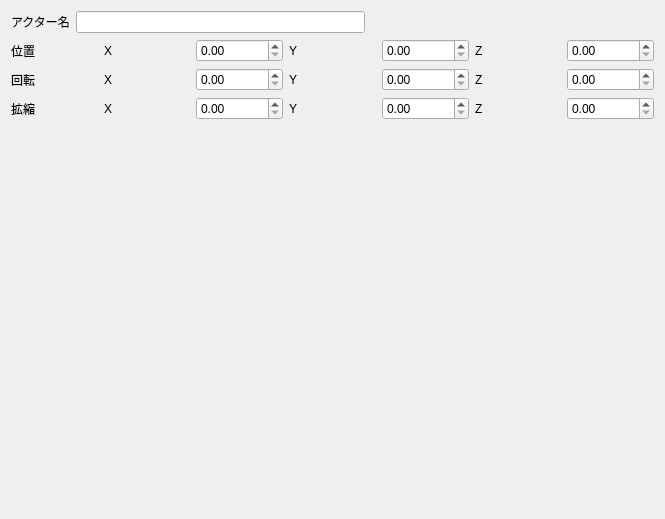
yuuxuu/Engine46, file Sources/Engine46Editor/Engine46ActorEditor.ui: the form before one commit.
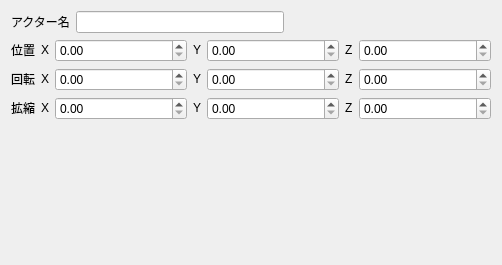
The form after the commit.

What changed in the file:
```diff
--- a/Sources/Engine46Editor/Engine46ActorEditor.ui
+++ b/Sources/Engine46Editor/Engine46ActorEditor.ui
@@ -6,8 +6,8 @@
    <rect>
     <x>0</x>
     <y>0</y>
-    <width>665</width>
-    <height>519</height>
+    <width>502</width>
+    <height>265</height>
    </rect>
   </property>
   <property name="windowTitle">
@@ -16,8 +16,20 @@
   <layout class="QVBoxLayout" name="verticalLayout_2">
    <item>
     <layout class="QHBoxLayout" name="horizontalLayout">
+     <property name="spacing">
+      <number>6</number>
+     </property>
+     <property name="leftMargin">
+      <number>0</number>
+     </property>
      <item>
       <widget class="QLabel" name="label">
+       <property name="sizePolicy">
+        <sizepolicy hsizetype="Fixed" vsizetype="Fixed">
+         <horstretch>0</horstretch>
+         <verstretch>0</verstretch>
+        </sizepolicy>
+       </property>
        <property name="text">
         <string>アクター名</string>
        </property>
@@ -45,29 +57,68 @@
     <layout class="QGridLayout" name="gridLayout">
      <item row="0" column="0">
       <widget class="QLabel" name="label_2">
+       <property name="sizePolicy">
+        <sizepolicy hsizetype="Fixed" vsizetype="Fixed">
+         <horstretch>0</horstretch>
+         <verstretch>0</verstretch>
+        </sizepolicy>
+       </property>
        <property name="text">
         <string>位置</string>
        </property>
       </widget>
      </item>
      <item row="0" column="4">
-      <widget class="QDoubleSpinBox" name="doubleSpinBox_PosY"/>
+      <widget class="QDoubleSpinBox" name="doubleSpinBox_PosY">
+       <property name="sizePolicy">
+        <sizepolicy hsizetype="Preferred" vsizetype="Fixed">
+         <horstretch>0</horstretch>
+         <verstretch>0</verstretch>
+        </sizepolicy>
+       </property>
+      </widget>
      </item>
      <item row="0" column="5">
       <widget class="QLabel" name="label_5">
+       <property name="sizePolicy">
+        <sizepolicy hsizetype="Fixed" vsizetype="Fixed">
+         <horstretch>0</horstretch>
+         <verstretch>0</verstretch>
+        </sizepolicy>
+       </property>
        <property name="text">
         <string>Z</string>
        </property>
       </widget>
      </item>
      <item row="1" column="2">
-      <widget class="QDoubleSpinBox" name="doubleSpinBox_RotX"/>
+      <widget class="QDoubleSpinBox" name="doubleSpinBox_RotX">
+       <property name="sizePolicy">
+        <sizepolicy hsizetype="Preferred" vsizetype="Fixed">
+         <horstretch>0</horstretch>
+         <verstretch>0</verstretch>
+        </sizepolicy>
+       </property>
+      </widget>
      </item>
      <item row="1" column="4">
-      <widget class="QDoubleSpinBox" name="doubleSpinBox_RotY"/>
+      <widget class="QDoubleSpinBox" name="doubleSpinBox_RotY">
+       <property name="sizePolicy">
+        <sizepolicy hsizetype="Preferred" vsizetype="Fixed">
+         <horstretch>0</horstretch>
+         <verstretch>0</verstretch>
+        </sizepolicy>
+       </property>
+      </widget>
      </item>
      <item row="1" column="1">
       <widget class="QLabel" name="label_7">
+       <property name="sizePolicy">
+        <sizepolicy hsizetype="Fixed" vsizetype="Fixed">
+         <horstretch>0</horstretch>
+         <verstretch>0</verstretch>
+        </sizepolicy>
+       </property>
        <property name="text">
         <string>X</string>
        </property>
@@ -75,29 +126,68 @@
      </item>
      <item row="0" column="3">
       <widget class="QLabel" name="label_4">
+       <property name="sizePolicy">
+        <sizepolicy hsizetype="Fixed" vsizetype="Fixed">
+         <horstretch>0</horstretch>
+         <verstretch>0</verstretch>
+        </sizepolicy>
+       </property>
        <property name="text">
         <string>Y</string>
        </property>
       </widget>
      </item>
      <item row="0" column="6">
-      <widget class="QDoubleSpinBox" name="doubleSpinBox_PosZ"/>
+      <widget class="QDoubleSpinBox" name="doubleSpinBox_PosZ">
+       <property name="sizePolicy">
+        <sizepolicy hsizetype="Preferred" vsizetype="Fixed">
+         <horstretch>0</horstretch>
+         <verstretch>0</verstretch>
+        </sizepolicy>
+       </property>
+      </widget>
      </item>
      <item row="0" column="1">
       <widget class="QLabel" name="label_3">
+       <property name="sizePolicy">
+        <sizepolicy hsizetype="Fixed" vsizetype="Fixed">
+         <horstretch>0</horstretch>
+         <verstretch>0</verstretch>
+        </sizepolicy>
+       </property>
        <property name="text">
         <string>X</string>
        </property>
       </widget>
      </item>
      <item row="0" column="2">
-      <widget class="QDoubleSpinBox" name="doubleSpinBox_PosX"/>
+      <widget class="QDoubleSpinBox" name="doubleSpinBox_PosX">
+       <property name="sizePolicy">
+        <sizepolicy hsizetype="Preferred" vsizetype="Fixed">
+         <horstretch>0</horstretch>
+         <verstretch>0</verstretch>
+        </sizepolicy>
+       </property>
+      </widget>
      </item>
      <item row="1" column="6">
-      <widget class="QDoubleSpinBox" name="doubleSpinBox_RotZ"/>
+      <widget class="QDoubleSpinBox" name="doubleSpinBox_RotZ">
+       <property name="sizePolicy">
+        <sizepolicy hsizetype="Preferred" vsizetype="Fixed">
+         <horstretch>0</horstretch>
+         <verstretch>0</verstretch>
+        </sizepolicy>
+       </property>
+      </widget>
      </item>
      <item row="1" column="0">
       <widget class="QLabel" name="label_6">
+       <property name="sizePolicy">
+        <sizepolicy hsizetype="Fixed" vsizetype="Fixed">
+         <horstretch>0</horstretch>
+         <verstretch>0</verstretch>
+        </sizepolicy>
+       </property>
        <property name="text">
         <string>回転</string>
        </property>
@@ -105,6 +195,12 @@
      </item>
      <item row="1" column="5">
       <widget class="QLabel" name="label_9">
+       <property name="sizePolicy">
+        <sizepolicy hsizetype="Fixed" vsizetype="Fixed">
+         <horstretch>0</horstretch>
+         <verstretch>0</verstretch>
+        </sizepolicy>
+       </property>
        <property name="text">
         <string>Z</string>
        </property>
@@ -112,6 +208,12 @@
      </item>
      <item row="1" column="3">
       <widget class="QLabel" name="label_8">
+       <property name="sizePolicy">
+        <sizepolicy hsizetype="Fixed" vsizetype="Fixed">
+         <horstretch>0</horstretch>
+         <verstretch>0</verstretch>
+        </sizepolicy>
+       </property>
        <property name="text">
         <string>Y</string>
        </property>
@@ -119,6 +221,12 @@
      </item>
      <item row="2" column="0">
       <widget class="QLabel" name="label_10">
+       <property name="sizePolicy">
+        <sizepolicy hsizetype="Fixed" vsizetype="Fixed">
+         <horstretch>0</horstretch>
+         <verstretch>0</verstretch>
+        </sizepolicy>
+       </property>
        <property name="text">
         <string>拡縮</string>
        </property>
@@ -126,33 +234,72 @@
      </item>
      <item row="2" column="1">
       <widget class="QLabel" name="label_11">
+       <property name="sizePolicy">
+        <sizepolicy hsizetype="Fixed" vsizetype="Fixed">
+         <horstretch>0</horstretch>
+         <verstretch>0</verstretch>
+        </sizepolicy>
+       </property>
        <property name="text">
         <string>X</string>
        </property>
       </widget>
      </item>
      <item row="2" column="2">
-      <widget class="QDoubleSpinBox" name="doubleSpinBox_ScaX"/>
+      <widget class="QDoubleSpinBox" name="doubleSpinBox_ScaX">
+       <property name="sizePolicy">
+        <sizepolicy hsizetype="Preferred" vsizetype="Fixed">
+         <horstretch>0</horstretch>
+         <verstretch>0</verstretch>
+        </sizepolicy>
+       </property>
+      </widget>
      </item>
      <item row="2" column="3">
       <widget class="QLabel" name="label_12">
+       <property name="sizePolicy">
+        <sizepolicy hsizetype="Fixed" vsizetype="Fixed">
+         <horstretch>0</horstretch>
+         <verstretch>0</verstretch>
+        </sizepolicy>
+       </property>
        <property name="text">
         <string>Y</string>
        </property>
       </widget>
      </item>
      <item row="2" column="4">
-      <widget class="QDoubleSpinBox" name="doubleSpinBox_ScaY"/>
+      <widget class="QDoubleSpinBox" name="doubleSpinBox_ScaY">
+       <property name="sizePolicy">
+        <sizepolicy hsizetype="Preferred" vsizetype="Fixed">
+         <horstretch>0</horstretch>
+         <verstretch>0</verstretch>
+        </sizepolicy>
+       </property>
+      </widget>
      </item>
      <item row="2" column="5">
       <widget class="QLabel" name="label_13">
+       <property name="sizePolicy">
+        <sizepolicy hsizetype="Fixed" vsizetype="Fixed">
+         <horstretch>0</horstretch>
+         <verstretch>0</verstretch>
+        </sizepolicy>
+       </property>
        <property name="text">
         <string>Z</string>
        </property>
       </widget>
      </item>
      <item row="2" column="6">
-      <widget class="QDoubleSpinBox" name="doubleSpinBox_ScaZ"/>
+      <widget class="QDoubleSpinBox" name="doubleSpinBox_ScaZ">
+       <property name="sizePolicy">
+        <sizepolicy hsizetype="Preferred" vsizetype="Fixed">
+         <horstretch>0</horstretch>
+         <verstretch>0</verstretch>
+        </sizepolicy>
+       </property>
+      </widget>
      </item>
     </layout>
    </item>
```
Left out of the diff: 12 changed lines with no effect on the pictures.
